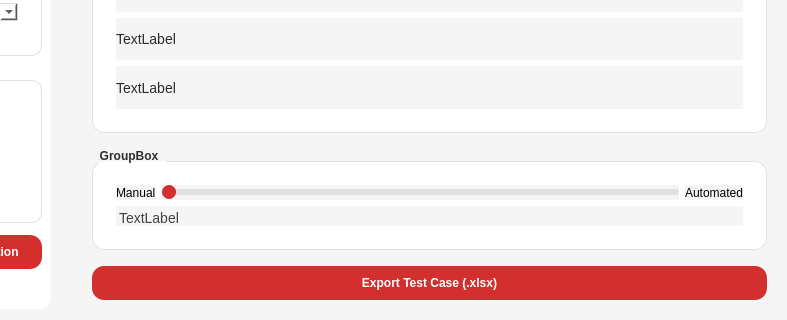
Before: the Qt Designer form ui/ai_recommend_page.ui in NiceJRS/Testing-AI-Recommend, drawn with Qt 5; both pictures show x 193 to 980 and y 400 to 720 of the 980 by 720 pixel window.
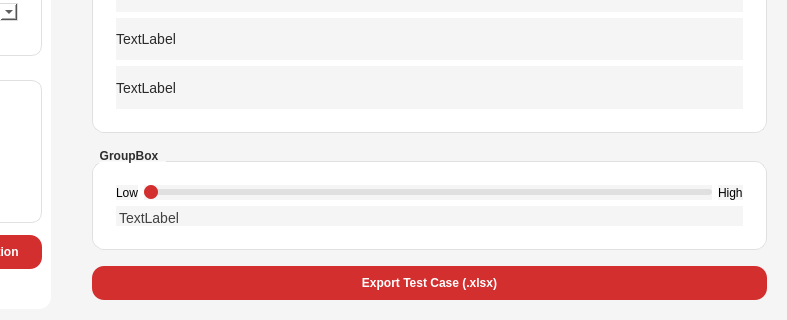
After: the same form once the commit is applied.

The edit to the form file:
```diff
--- a/ui/ai_recommend_page.ui
+++ b/ui/ai_recommend_page.ui
@@ -351,7 +351,7 @@
              <item>
               <widget class="QLabel" name="label_12">
                <property name="text">
-                <string>Manual</string>
+                <string>Low</string>
                </property>
               </widget>
              </item>
@@ -371,7 +371,7 @@
              <item>
               <widget class="QLabel" name="label_11">
                <property name="text">
-                <string>Automated</string>
+                <string>High</string>
                </property>
               </widget>
              </item>
```
